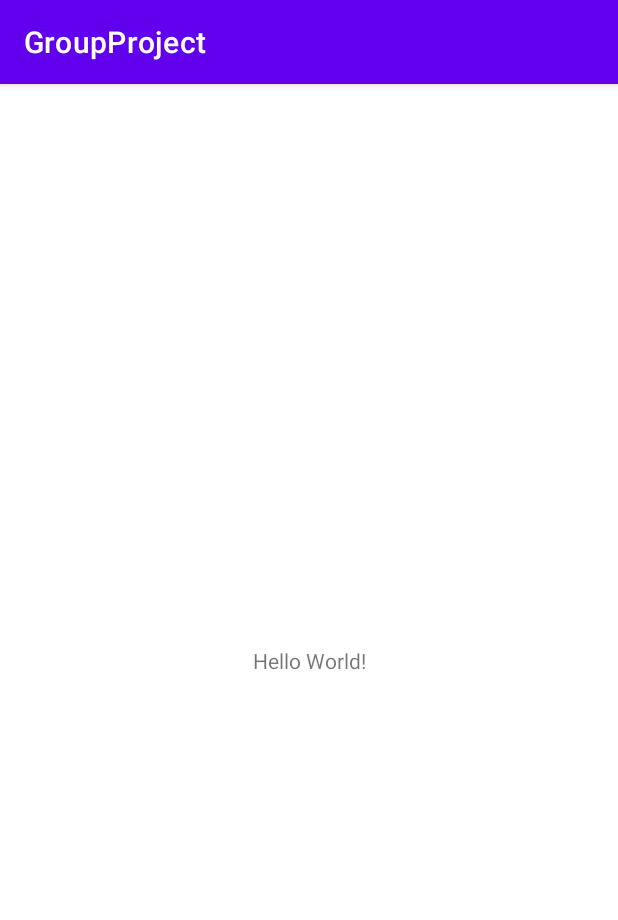
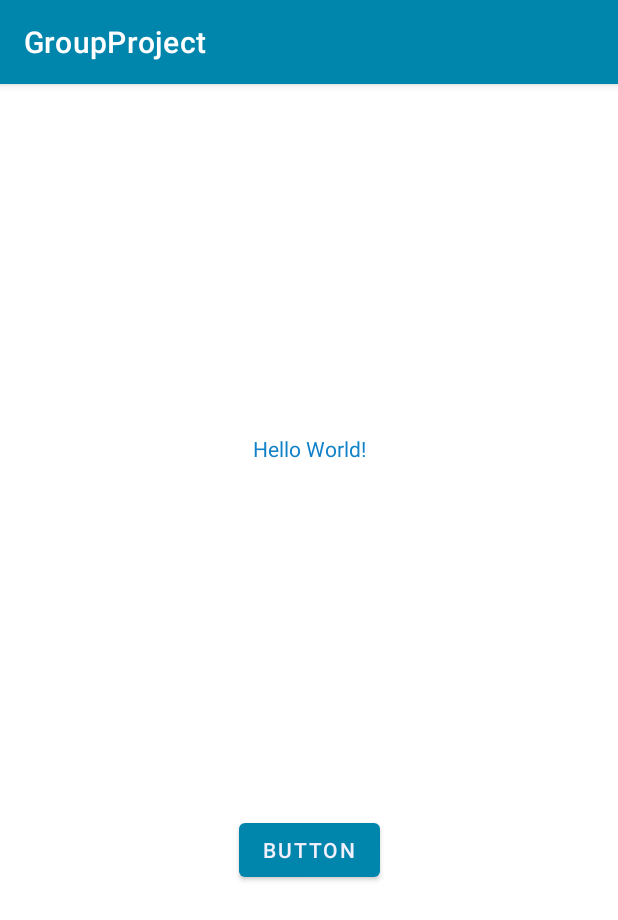
Before and after one commit to ghalamdoost/AndroidGroupProject, an Android app: the screen it shows after launch (MainActivity), on a phone screen of 412 x 824 dp. Shown: the top 920 px of the screen. Run offline under Robolectric (Android 15) with nearby library versions, the phone set to English and light mode, and no system bars.

Commit message:
Added color theme and first example

```diff
--- a/app/src/main/res/layout/activity_main.xml
+++ b/app/src/main/res/layout/activity_main.xml
@@ -7,12 +7,24 @@
     tools:context=".MainActivity">
 
     <TextView
+        android:id="@+id/textView"
         android:layout_width="wrap_content"
         android:layout_height="wrap_content"
         android:text="Hello World!"
-        app:layout_constraintBottom_toBottomOf="parent"
+        android:textColor="@color/Blue_Grotto"
+        app:layout_constraintBottom_toTopOf="@+id/button"
         app:layout_constraintLeft_toLeftOf="parent"
         app:layout_constraintRight_toRightOf="parent"
         app:layout_constraintTop_toTopOf="parent" />
 
+    <Button
+        android:id="@+id/button"
+        android:layout_width="wrap_content"
+        android:layout_height="wrap_content"
+        android:text="Button"
+        app:layout_constraintBottom_toBottomOf="parent"
+        app:layout_constraintEnd_toEndOf="parent"
+        app:layout_constraintStart_toStartOf="parent"
+        app:layout_constraintTop_toBottomOf="@+id/textView" />
+
 </androidx.constraintlayout.widget.ConstraintLayout>
--- a/app/src/main/res/values/colors.xml
+++ b/app/src/main/res/values/colors.xml
@@ -7,4 +7,9 @@
     <color name="teal_700">#FF018786</color>
     <color name="black">#FF000000</color>
     <color name="white">#FFFFFFFF</color>
+
+    <color name="Teal_Green">#0086AC</color>
+    <color name="Blue_Grotto">#1181C8</color>
+    <color name="MyWhite">#F2F0FC</color>
+    <color name="MyRed">#FF0000</color>
 </resources>
--- a/app/src/main/res/values/themes.xml
+++ b/app/src/main/res/values/themes.xml
@@ -2,13 +2,13 @@
     <!-- Base application theme. -->
     <style name="Theme.GroupProject" parent="Theme.MaterialComponents.DayNight.DarkActionBar">
         <!-- Primary brand color. -->
-        <item name="colorPrimary">@color/purple_500</item>
-        <item name="colorPrimaryVariant">@color/purple_700</item>
-        <item name="colorOnPrimary">@color/white</item>
+        <item name="colorPrimary">@color/Teal_Green</item>
+        <item name="colorPrimaryVariant">@color/Blue_Grotto</item>
+        <item name="colorOnPrimary">@color/MyWhite</item>
         <!-- Secondary brand color. -->
         <item name="colorSecondary">@color/teal_200</item>
         <item name="colorSecondaryVariant">@color/teal_700</item>
-        <item name="colorOnSecondary">@color/black</item>
+        <item name="colorOnSecondary">@color/Blue_Grotto</item>
         <!-- Status bar color. -->
         <item name="android:statusBarColor" tools:targetApi="l">?attr/colorPrimaryVariant</item>
         <!-- Customize your theme here. -->
```
